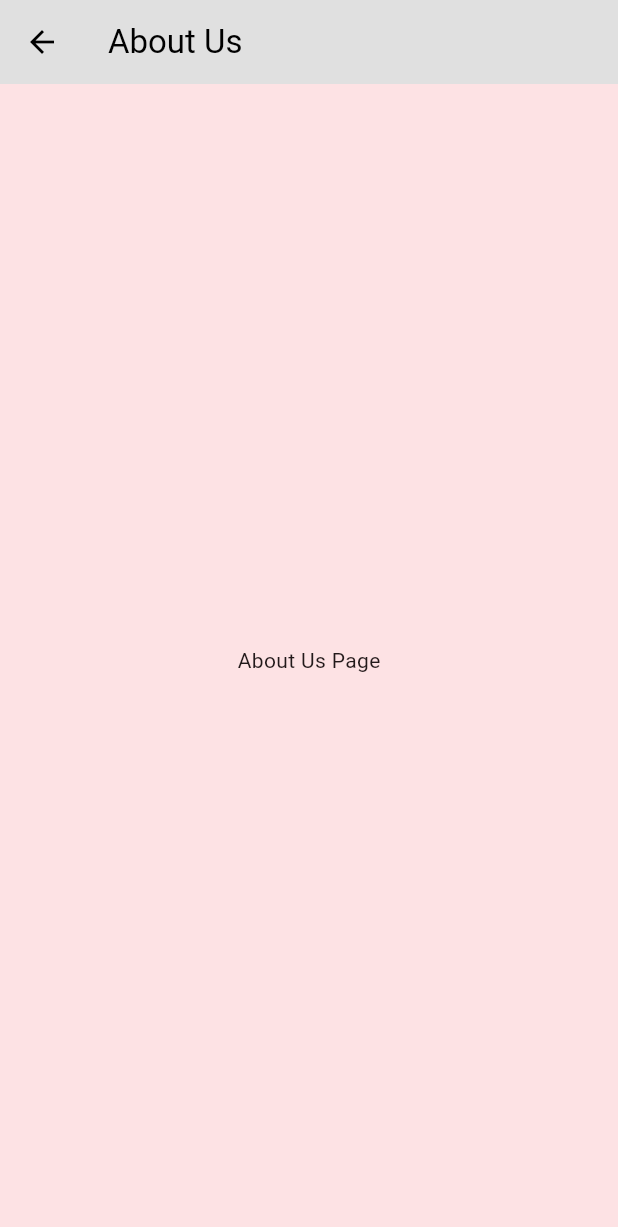
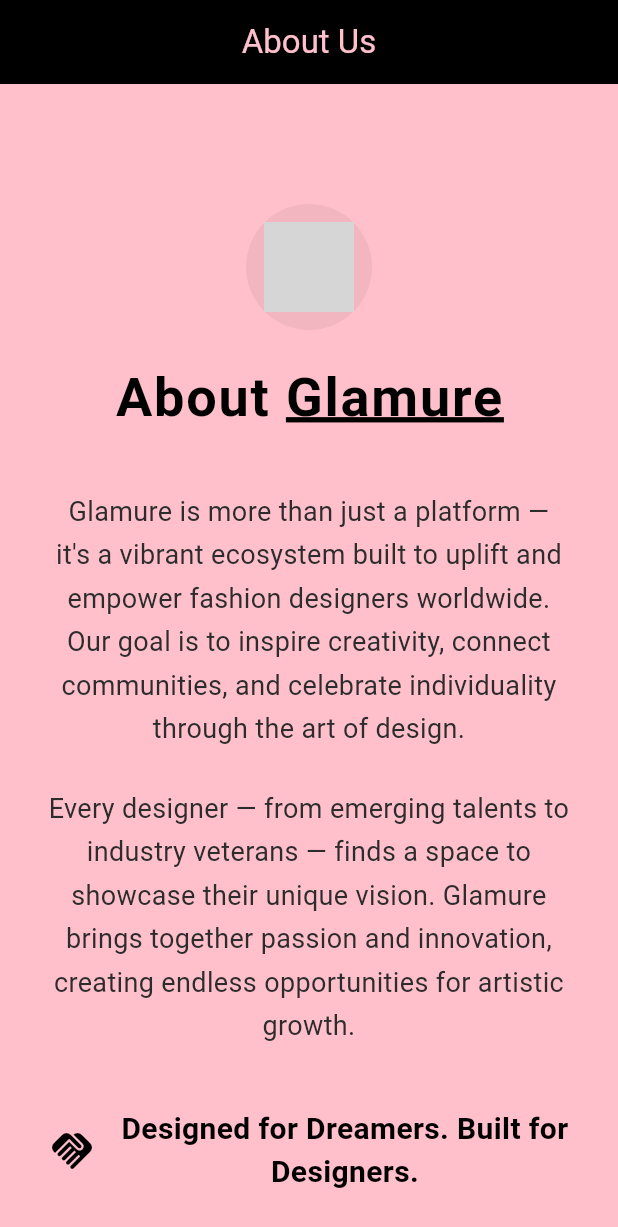
Before and after one commit to MJS022423/GlamURe, a Flutter app: the AboutPage screen opened directly, on a phone screen of 412 x 824 dp. Shown: the top 1227 px of the screen. Run offline on Flutter 3.47's test engine with Material 3 defaults, Android fonts, the phone set to English and light mode, and no system bars; our stand-ins replace device_preview, flutter_svg, getwidget, image_picker; project files that could hold a hidden picture were left out; grey boxes are pictures that could not be loaded.

Commit message:
App all pages done backend nlng po please

```diff
--- a/myapp/lib/about.dart
+++ /dev/null
@@ -1,24 +0,0 @@
-import 'package:flutter/material.dart';
-import 'package:getwidget/getwidget.dart';
-
-class AboutPage extends StatelessWidget {
-  const AboutPage({super.key});
-
-  @override
-  Widget build(BuildContext context) {
-    return Scaffold(
-      backgroundColor: const Color(0xfffde2e4),
-      appBar: GFAppBar(
-        backgroundColor: const Color.fromARGB(255, 224, 224, 224),
-        title: const Text("About Us", style: TextStyle(color: Colors.black)),
-        leading: IconButton(
-          icon: const Icon(Icons.arrow_back, color: Colors.black),
-          onPressed: () => Navigator.pop(context),
-        ),
-      ),
-      body: const Center(
-        child: Text("About Us Page"),
-      ),
-    );
-  }
-}
--- a/myapp/lib/homepage-modules/homepage.dart
+++ b/myapp/lib/homepage-modules/homepage.dart
@@ -4,11 +4,11 @@
 import 'create_post_components/create_post_module.dart';
 import 'post_feed_module.dart';
 import 'tag_search_bar_module.dart';
-import 'leaderboard_module.dart';
-import '../about.dart';
+import '../single-coded-page/leaderboard_module.dart';
+import '../single-coded-page/about.dart';
 import '../profile/profile_page.dart';
 import '../settings/settings_page.dart';
-import '../bookmark.dart';
+import '../single-coded-page/bookmark.dart';
 import '../data/post_store.dart'; // ✅ Global post storage
 
 class HomePage extends StatefulWidget {
--- a/myapp/lib/privacy_policy.dart
+++ b/myapp/lib/login-register-setup/privacy_policy.dart
@@ -219,6 +219,6 @@
 Address: Marilao, Bulacan, Philippines
 Phone: 01234567890
 For data protection inquiries: dpo@glamure.com
-_________________________________________________________________________________________________________________________________
+__________________________________________________________________________________________________________________________________________
 By using Glamure, you acknowledge that you have read and understood this Privacy Policy and agree to our collection, use, and disclosure of your information as described herein.
 ''';
--- a/myapp/lib/main.dart
+++ b/myapp/lib/main.dart
@@ -1,6 +1,8 @@
-// myapp/lib/main.dart
+// lib/main.dart
+import 'package:flutter/foundation.dart';
 import 'package:flutter/material.dart';
 import 'package:device_preview/device_preview.dart';
+
 import 'login-register-setup/login_screen.dart';
 import 'homepage-modules/homepage.dart';
 import 'login-register-setup/setupAccount.dart';
@@ -9,9 +11,10 @@
 
 void main() {
   WidgetsFlutterBinding.ensureInitialized();
+
   runApp(
     DevicePreview(
-      enabled: true,
+      enabled: !kReleaseMode,
       builder: (context) => const MyApp(),
     ),
   );
@@ -21,21 +24,18 @@
   const MyApp({super.key});
 
   Route<dynamic> _onGenerateRoute(RouteSettings settings) {
-    // centralised handling for routes that may carry arguments
     switch (settings.name) {
       case '/':
         return MaterialPageRoute(builder: (_) => const LoginScreen());
       case '/home':
         return MaterialPageRoute(builder: (_) => const HomePage());
       case '/setup':
-        // Accept either a String username or a null argument
         final args = settings.arguments;
         if (args is String) {
           return MaterialPageRoute(builder: (_) => SetupAccountPage(username: args));
         }
         return MaterialPageRoute(builder: (_) => const SetupAccountPage());
       default:
-        // Fallback to login
         return MaterialPageRoute(builder: (_) => const LoginScreen());
     }
   }
@@ -48,7 +48,7 @@
       debugShowCheckedModeBanner: false,
       useInheritedMediaQuery: true,
       locale: DevicePreview.locale(context),
-      builder: DevicePreview.appBuilder,
+      builder: DevicePreview.appBuilder, // let DevicePreview wrap & build the app
       theme: ThemeData(
         colorScheme: ColorScheme.fromSeed(seedColor: Colors.pink),
         useMaterial3: true,
--- /dev/null
+++ b/myapp/lib/single-coded-page/about.dart
@@ -0,0 +1,281 @@
+// myapp/lib/single-coded-page/about.dart
+import 'package:flutter/material.dart';
+import 'package:getwidget/getwidget.dart';
+import 'package:url_launcher/url_launcher.dart';
+import 'package:flutter_svg/flutter_svg.dart';
+
+class AboutPage extends StatefulWidget {
+  const AboutPage({super.key});
+
+  @override
+  State<AboutPage> createState() => _AboutPageState();
+}
+
+class _AboutPageState extends State<AboutPage> with SingleTickerProviderStateMixin {
+  late final AnimationController _controller;
+  late final Animation<double> _fade;
+  late final Animation<Offset> _slide;
+  late final Animation<double> _delayedFade;
+  late final Animation<Offset> _delayedSlide;
+
+  @override
+  void initState() {
+    super.initState();
+    _controller = AnimationController(vsync: this, duration: const Duration(milliseconds: 1000));
+    _fade = CurvedAnimation(parent: _controller, curve: const Interval(0.0, 1.0, curve: Curves.easeOut));
+    _slide = Tween<Offset>(begin: const Offset(0, 0.15), end: Offset.zero).animate(_fade);
+    _delayedFade = CurvedAnimation(parent: _controller, curve: const Interval(0.3, 1.0, curve: Curves.easeOut));
+    _delayedSlide = Tween<Offset>(begin: const Offset(0, 0.1), end: Offset.zero).animate(_delayedFade);
+
+    Future.delayed(const Duration(milliseconds: 100), () {
+      if (mounted) _controller.forward();
+    });
+  }
+
+  @override
+  void dispose() {
+    _controller.dispose();
+    super.dispose();
+  }
+
+  // safe launcher
+  Future<void> _openUrl(String raw) async {
+    var uriString = raw.trim();
+    if (!uriString.startsWith('http')) uriString = 'https://$uriString';
+    final uri = Uri.tryParse(uriString);
+    if (uri == null) return _showSnack('Invalid URL: $raw');
+
+    try {
+      final ok = await launchUrl(uri, mode: LaunchMode.externalApplication);
+      if (!ok) _showSnack('Could not open $uriString');
+    } catch (_) {
+      _showSnack('Could not open $uriString');
+    }
+  }
+
+  void _showSnack(String msg) {
+    if (!mounted) return;
+    ScaffoldMessenger.of(context).showSnackBar(SnackBar(content: Text(msg)));
+  }
+
+  @override
+  Widget build(BuildContext context) {
+    return Scaffold(
+      backgroundColor: const Color(0xFFFFC0CB),
+      appBar: _buildAppBar(),
+      body: Center(
+        child: SingleChildScrollView(
+          child: Padding(
+            padding: const EdgeInsets.symmetric(horizontal: 32.0, vertical: 80.0),
+            child: ConstrainedBox(
+              constraints: const BoxConstraints(maxWidth: 800),
+              child: Column(
+                mainAxisAlignment: MainAxisAlignment.center,
+                children: [
+                  FadeTransition(opacity: _fade, child: SlideTransition(position: _slide, child: const _Header())),
+                  const SizedBox(height: 40),
+                  FadeTransition(opacity: _fade, child: SlideTransition(position: _slide, child: const _Content())),
+                  const SizedBox(height: 40),
+                  FadeTransition(opacity: _delayedFade, child: SlideTransition(position: _delayedSlide, child: const _Tagline())),
+                  const SizedBox(height: 60),
+                  FadeTransition(
+                    opacity: _delayedFade,
+                    child: SlideTransition(
+                      position: _delayedSlide,
+                      child: _ContactSection(onOpen: _openUrl),
+                    ),
+                  ),
+                ],
+              ),
+            ),
+          ),
+        ),
+      ),
+    );
+  }
+
+  // ✅ Removed the back button here
+  PreferredSizeWidget _buildAppBar() => GFAppBar(
+        backgroundColor: Colors.black,
+        title: const Text(
+          "About Us",
+          style: TextStyle(color: Color(0xFFFFC0CB)),
+        ),
+        centerTitle: true,
+        automaticallyImplyLeading: false,
+      );
+}
+
+/* -------------------------
+   Small private widgets
+   ------------------------- */
+
+class _Header extends StatelessWidget {
+  const _Header();
+
+  @override
+  Widget build(BuildContext context) {
+    return Column(
+      children: [
+        Container(
+          padding: const EdgeInsets.all(12),
+          decoration: BoxDecoration(color: Colors.black.withOpacity(0.05), shape: BoxShape.circle),
+          child: SvgPicture.asset('assets/Web-logo.svg', width: 60, height: 60),
+        ),
+        const SizedBox(height: 24),
+        const _AboutTitle(),
+      ],
+    );
+  }
+}
+
+class _AboutTitle extends StatelessWidget {
+  const _AboutTitle();
+
+  @override
+  Widget build(BuildContext context) {
+    return RichText(
+      text: const TextSpan(
+        style: TextStyle(fontSize: 36, fontWeight: FontWeight.bold, letterSpacing: 1.2, color: Colors.black),
+        children: [
+          TextSpan(text: 'About '),
+          TextSpan(
+            text: 'Glamure',
+            style: TextStyle(
+              color: Colors.black,
+              decoration: TextDecoration.underline,
+              decorationColor: Colors.black,
+              decorationThickness: 2,
+            ),
+          ),
+        ],
+      ),
+    );
+  }
+}
+
+class _Content extends StatelessWidget {
+  const _Content();
+
+  @override
+  Widget build(BuildContext context) {
+    return const Column(
+      children: [
+        _Paragraph(
+          'Glamure is more than just a platform — it\'s a vibrant ecosystem built to uplift and empower fashion designers worldwide. Our goal is to inspire creativity, connect communities, and celebrate individuality through the art of design.',
+        ),
+        SizedBox(height: 24),
+        _Paragraph(
+          'Every designer — from emerging talents to industry veterans — finds a space to showcase their unique vision. Glamure brings together passion and innovation, creating endless opportunities for artistic growth.',
+        ),
+      ],
+    );
+  }
+}
+
+class _Paragraph extends StatelessWidget {
+  final String text;
+  const _Paragraph(this.text);
+
+  @override
+  Widget build(BuildContext context) => Text(
+        text,
+        textAlign: TextAlign.center,
+        style: const TextStyle(fontSize: 18, height: 1.6, color: Color(0xFF2C2C2C)),
+      );
+}
+
+class _Tagline extends StatelessWidget {
+  const _Tagline();
+
+  @override
+  Widget build(BuildContext context) {
+    return Row(
+      mainAxisAlignment: MainAxisAlignment.center,
+      children: const [
+        Icon(Icons.handshake, size: 32, color: Colors.black),
+        SizedBox(width: 16),
+        Flexible(
+          child: Text(
+            'Designed for Dreamers. Built for Designers.',
+            textAlign: TextAlign.center,
+            style: TextStyle(fontSize: 20, fontWeight: FontWeight.w600, color: Colors.black),
+          ),
+        ),
+      ],
+    );
+  }
+}
+
+class _ContactSection extends StatelessWidget {
+  final Future<void> Function(String) onOpen;
+  const _ContactSection({required this.onOpen});
+
+  @override
+  Widget build(BuildContext context) {
+    return Container(
+      padding: const EdgeInsets.all(24),
+      decoration: BoxDecoration(
+        color: Colors.white,
+        borderRadius: BorderRadius.circular(16),
+        boxShadow: [BoxShadow(color: Colors.black.withOpacity(0.1), blurRadius: 10, offset: const Offset(0, 4))],
+      ),
+      child: Column(
+        children: [
+          const Text('Connect With Us', style: TextStyle(fontSize: 24, fontWeight: FontWeight.bold, color: Colors.black)),
+          const SizedBox(height: 20),
+          _ContactLink(icon: Icons.discord, label: 'Discord', value: 'https://discord.gg/vdskDjS2', onOpen: onOpen),
+          const SizedBox(height: 12),
+          _ContactLink(icon: Icons.facebook, label: 'Facebook', value: 'www.facebook.com/kervin.barsaga.902', onOpen: onOpen),
+          const SizedBox(height: 12),
+          _ContactLink(icon: Icons.camera_alt, label: 'Instagram', value: 'www.instagram.com/ino.zar', onOpen: onOpen),
+          const SizedBox(height: 20),
+          const Divider(color: Colors.black26),
+          const SizedBox(height: 20),
+          const Text('For more inquiries, please contact:', style: TextStyle(fontSize: 16, fontWeight: FontWeight.w500, color: Color(0xFF2C2C2C))),
+          const SizedBox(height: 12),
+          Row(
+            mainAxisAlignment: MainAxisAlignment.center,
+            children: const [
+              Icon(Icons.phone, size: 20, color: Colors.black),
+              SizedBox(width: 12),
+              Column(
+                crossAxisAlignment: CrossAxisAlignment.start,
+                children: [
+                  Text('09701895812', style: TextStyle(fontSize: 16, fontWeight: FontWeight.w600)),
+                  Text('09948976959', style: TextStyle(fontSize: 16, fontWeight: FontWeight.w600)),
+                ],
+              ),
+            ],
+          ),
+        ],
+      ),
+    );
+  }
+}
+
+class _ContactLink extends StatelessWidget {
+  final IconData icon;
+  final String label;
+  final String value;
+  final Future<void> Function(String) onOpen;
+  const _ContactLink({required this.icon, required this.label, required this.value, required this.onOpen});
+
+  @override
+  Widget build(BuildContext context) {
+    return InkWell(
+      onTap: () => onOpen(value),
+      child: Row(
+        mainAxisAlignment: MainAxisAlignment.center,
+        children: [
+          Icon(icon, size: 24, color: Colors.black),
+          const SizedBox(width: 12),
+          Flexible(
+            child: Text('$label: $value',
+                style: const TextStyle(fontSize: 16, color: Color(0xFF2C2C2C), decoration: TextDecoration.underline)),
+          ),
+        ],
+      ),
+    );
+  }
+}
--- a/myapp/pubspec.yaml
+++ b/myapp/pubspec.yaml
@@ -17,6 +17,7 @@
   flutter_svg: ^2.1.6
   path_provider: ^2.0.15
   image_picker: ^0.8.7+6
+  url_launcher: ^6.3.1
 
 dev_dependencies:
   flutter_test:
```
Also changed, not shown: myapp/lib/homepage-modules/leaderboard_module.dart (deleted, +0 -31 lines), myapp/lib/login-register-setup/login_screen.dart (+23 -6 lines), myapp/lib/settings/widgets/account_section.dart (+10 -2 lines), myapp/lib/single-coded-page/bookmark.dart (renamed from myapp/lib/bookmark.dart, +4 -4 lines), myapp/lib/single-coded-page/leaderboard_module.dart (added, +315 -0 lines), myapp/assets/keyboard-alt-1-svgrepo-com.svg (added), myapp/lib/homepage-modules/expanded_post_page.dart (line endings or trailing spaces), myapp/lib/utils/preview_component.dart (renamed from myapp/lib/preview_component.dart), myapp/pubspec.lock, 5 other files.
